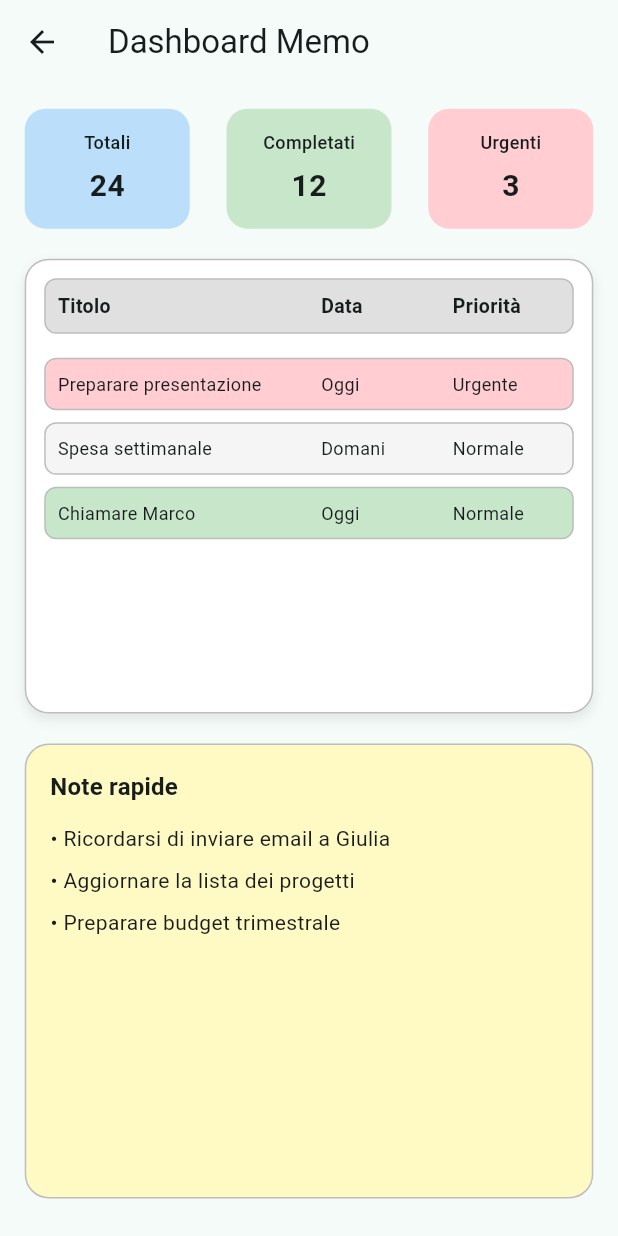
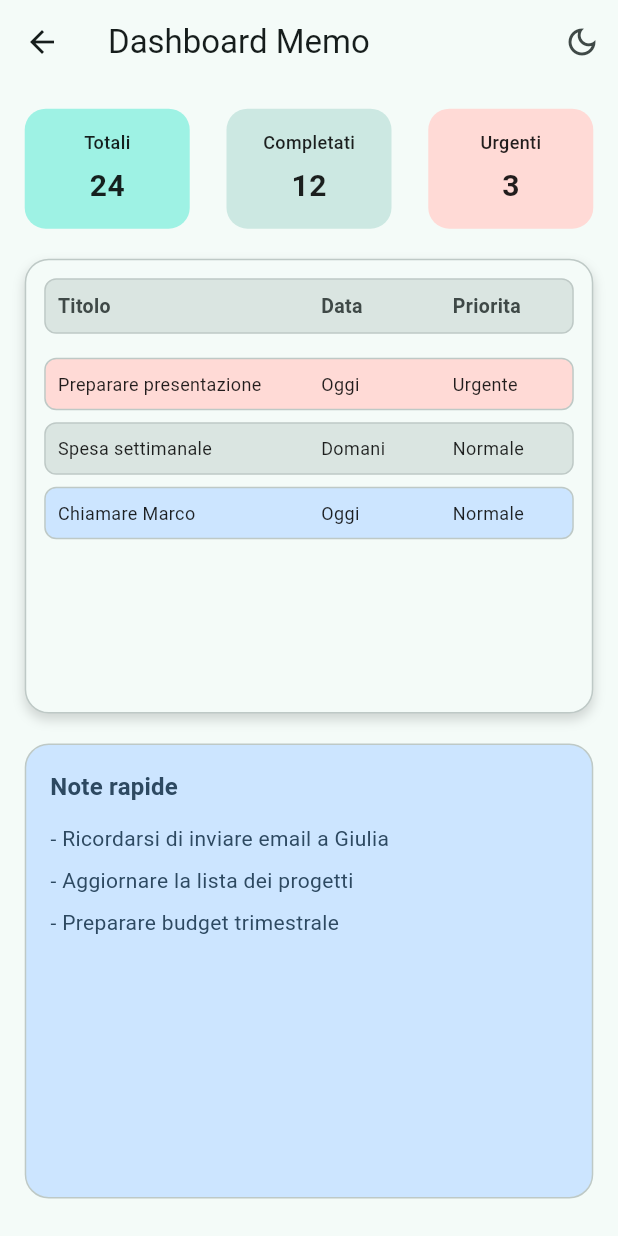
Before and after one commit to P7ngu/EsercitazioniFlutter, a Flutter app: the screen it shows after launch, after a tap on "Esercizio 3", on a phone screen of 412 x 824 dp. Run offline on Flutter 3.47's test engine with Material 3 defaults, Android fonts, the light colour scheme and no system bars.

Commit message:
Dark mode +

```diff
--- a/flutter_pj1/lib/dashboard_memo_page.dart
+++ b/flutter_pj1/lib/dashboard_memo_page.dart
@@ -1,33 +1,31 @@
 import 'package:flutter/material.dart';
+import 'theme_mode_toggle.dart';
+
+enum _RowTone { urgent, neutral, success }
+
+enum _StatType { totali, completati, urgenti }
 
 class DashboardMemoPage extends StatelessWidget {
   const DashboardMemoPage({super.key});
-
-  static const Color _totaliColor = Color(0xFFBBDEFB);
-  static const Color _completatiColor = Color(0xFFC8E6C9);
-  static const Color _urgentiColor = Color(0xFFFFCDD2);
-  static const Color _tableHeaderColor = Color(0xFFE0E0E0);
-  static const Color _tableBorderColor = Color(0xFFBDBDBD);
-  static const Color _notePanelColor = Color(0xFFFFF9C4);
 
   static const List<_MemoRow> _memoRows = [
     _MemoRow(
       title: 'Preparare presentazione',
       date: 'Oggi',
       priority: 'Urgente',
-      color: Color(0xFFFFCDD2),
+      tone: _RowTone.urgent,
     ),
     _MemoRow(
       title: 'Spesa settimanale',
       date: 'Domani',
       priority: 'Normale',
-      color: Color(0xFFF5F5F5),
+      tone: _RowTone.neutral,
     ),
     _MemoRow(
       title: 'Chiamare Marco',
       date: 'Oggi',
       priority: 'Normale',
-      color: Color(0xFFC8E6C9),
+      tone: _RowTone.success,
     ),
   ];
 
@@ -36,10 +34,14 @@ class DashboardMemoPage extends StatelessWidget {
     final Size size = MediaQuery.of(context).size;
     final EdgeInsets padding = EdgeInsets.all(size.width * 0.04);
     final bool isLandscape = size.width > size.height;
+    final ColorScheme colors = Theme.of(context).colorScheme;
 
     return Scaffold(
       appBar: AppBar(
         title: const Text('Dashboard Memo'),
+        actions: const [
+          ThemeModeToggle(),
+        ],
       ),
       body: Padding(
         padding: padding,
@@ -47,11 +49,11 @@ class DashboardMemoPage extends StatelessWidget {
           crossAxisAlignment: CrossAxisAlignment.start,
           children: [
             // Barra statistiche.
-            buildStatsRow(),
+            buildStatsRow(colors),
             const SizedBox(height: 20),
             // Contenuto principale e pannello laterale.
             Expanded(
-              child: _buildContentGrid(context, isLandscape),
+              child: _buildContentGrid(context, isLandscape, colors),
             ),
           ],
         ),
@@ -61,6 +63,8 @@ class DashboardMemoPage extends StatelessWidget {
 
   // Card statistica riutilizzabile.
   Widget statCard(String label, String value, Color bgColor) {
+    final Color textColor = _foregroundFor(bgColor);
+
     return Container(
       width: 110,
       padding: const EdgeInsets.symmetric(vertical: 14, horizontal: 12),
@@ -73,17 +77,19 @@ class DashboardMemoPage extends StatelessWidget {
         children: [
           Text(
             label,
-            style: const TextStyle(
+            style: TextStyle(
               fontSize: 12,
               fontWeight: FontWeight.w500,
+              color: textColor,
             ),
           ),
           const SizedBox(height: 6),
           Text(
             value,
-            style: const TextStyle(
+            style: TextStyle(
               fontSize: 20,
               fontWeight: FontWeight.bold,
+              color: textColor,
             ),
           ),
         ],
@@ -92,88 +98,108 @@ class DashboardMemoPage extends StatelessWidget {
   }
 
   // Riga statistiche.
-  Widget buildStatsRow() {
+  Widget buildStatsRow(ColorScheme colors) {
     return Row(
       mainAxisAlignment: MainAxisAlignment.spaceBetween,
       children: [
-        statCard('Totali', '24', _totaliColor),
-        statCard('Completati', '12', _completatiColor),
-        statCard('Urgenti', '3', _urgentiColor),
+        statCard('Totali', '24', _statColor(colors, _StatType.totali)),
+        statCard('Completati', '12', _statColor(colors, _StatType.completati)),
+        statCard('Urgenti', '3', _statColor(colors, _StatType.urgenti)),
       ],
     );
   }
 
   // Grid responsive: stacked in portrait, affiancato in landscape.
-  Widget _buildContentGrid(BuildContext context, bool isLandscape) {
+  Widget _buildContentGrid(
+    BuildContext context,
+    bool isLandscape,
+    ColorScheme colors,
+  ) {
     return GridView.count(
       crossAxisCount: isLandscape ? 2 : 1,
       crossAxisSpacing: 20,
       mainAxisSpacing: 20,
       childAspectRatio: isLandscape ? 1.6 : 1.25,
       children: [
-        _buildTableArea(context),
-        _buildSidePanel(context),
+        _buildTableArea(colors),
+        _buildSidePanel(context, colors),
       ],
     );
   }
 
   // Area tabella con dati principali.
-  Widget _buildTableArea(BuildContext context) {
+  Widget _buildTableArea(ColorScheme colors) {
     return Container(
       padding: const EdgeInsets.all(12),
       decoration: BoxDecoration(
-        color: Colors.white,
+        color: colors.surface,
         borderRadius: BorderRadius.circular(16),
-        border: Border.all(color: _tableBorderColor),
-        boxShadow: const [
+        border: Border.all(color: colors.outlineVariant),
+        boxShadow: [
           BoxShadow(
-            color: Color(0x14000000),
+            color: colors.shadow.withOpacity(0.15),
             blurRadius: 6,
-            offset: Offset(0, 4),
+            offset: const Offset(0, 4),
           ),
         ],
       ),
       child: Column(
         crossAxisAlignment: CrossAxisAlignment.start,
         children: [
-          _buildTableHeader(),
+          _buildTableHeader(colors),
           const SizedBox(height: 8),
-          for (final _MemoRow row in _memoRows) _buildTableRow(row),
+          for (final _MemoRow row in _memoRows) _buildTableRow(row, colors),
         ],
       ),
     );
   }
 
-  Widget _buildTableHeader() {
+  Widget _buildTableHeader(ColorScheme colors) {
     return Container(
       decoration: BoxDecoration(
-        color: _tableHeaderColor,
+        color: colors.surfaceVariant,
         borderRadius: BorderRadius.circular(8),
-        border: Border.all(color: _tableBorderColor),
+        border: Border.all(color: colors.outlineVariant),
       ),
       child: Row(
         children: [
-          _buildTableCell('Titolo', flex: 2, isHeader: true),
-          _buildTableCell('Data', isHeader: true),
-          _buildTableCell('Priorità', isHeader: true),
+          _buildTableCell(
+            'Titolo',
+            flex: 2,
+            isHeader: true,
+            textColor: colors.onSurfaceVariant,
+          ),
+          _buildTableCell(
+            'Data',
+            isHeader: true,
+            textColor: colors.onSurfaceVariant,
+          ),
+          _buildTableCell(
+            'Priorita',
+            isHeader: true,
+            textColor: colors.onSurfaceVariant,
+          ),
         ],
       ),
     );
   }
 
-  Widget _buildTableRow(_MemoRow row) {
+  Widget _buildTableRow(_MemoRow row, ColorScheme colors) {
+    final Color rowColor = _rowColor(colors, row.tone);
+    final Color textColor = _foregroundFor(rowColor);
+
     return Container(
       margin: const EdgeInsets.only(top: 8),
       decoration: BoxDecoration(
-        color: row.color,
+        color: rowColor,
         borderRadius: BorderRadius.circular(8),
-        border: Border.all(color: _tableBorderColor),
+        border: Border.all(color: colors.outlineVariant),
       ),
       child: Row(
         children: [
-          _buildTableCell(row.title, flex: 2),
-          _buildTableCell(row.date),
-          _buildTableCell(row.priority),
+          _buildTableCell(row.title, flex: 2, textColor: textColor),
+          _buildTableCell(row.date, textColor: textColor),
+          _buildTableCell(row.priority, textColor: textColor),
         ],
       ),
     );
@@ -183,6 +209,7 @@ class DashboardMemoPage extends StatelessWidget {
     String text, {
     int flex = 1,
     bool isHeader = false,
+    Color? textColor,
   }) {
     return Expanded(
       flex: flex,
@@ -193,6 +220,7 @@ class DashboardMemoPage extends StatelessWidget {
           style: TextStyle(
             fontSize: isHeader ? 13 : 12,
             fontWeight: isHeader ? FontWeight.w600 : FontWeight.w400,
+            color: textColor,
           ),
         ),
       ),
@@ -200,19 +228,29 @@ class DashboardMemoPage extends StatelessWidget {
   }
 
   // Pannello laterale con note rapide.
-  Widget _buildSidePanel(BuildContext context) {
-    final TextStyle? titleStyle = Theme.of(context)
+  Widget _buildSidePanel(BuildContext context, ColorScheme colors) {
+    final Color panelColor = colors.tertiaryContainer;
+    final Color panelTextColor = colors.onTertiaryContainer;
+    final TextStyle baseStyle = Theme.of(context)
+            .textTheme
+            .bodyMedium
+            ?.copyWith(color: panelTextColor) ??
+        TextStyle(color: panelTextColor);
+    final TextStyle titleStyle = Theme.of(context)
             .textTheme
             .titleMedium
-        ?.copyWith(fontWeight: FontWeight.bold);
+            ?.copyWith(fontWeight: FontWeight.bold, color: panelTextColor) ??
+        TextStyle(fontWeight: FontWeight.bold, color: panelTextColor);
 
     return Container(
       padding: const EdgeInsets.all(16),
       decoration: BoxDecoration(
-        color: _notePanelColor,
+        color: panelColor,
         borderRadius: BorderRadius.circular(16),
-        border: Border.all(color: _tableBorderColor),
+        border: Border.all(color: colors.outlineVariant),
       ),
+      child: DefaultTextStyle(
+        style: baseStyle,
         child: Column(
           crossAxisAlignment: CrossAxisAlignment.start,
           children: [
@@ -225,6 +263,7 @@ class DashboardMemoPage extends StatelessWidget {
             _buildBullet('Preparare budget trimestrale'),
           ],
         ),
+      ),
     );
   }
 
@@ -232,10 +271,38 @@ class DashboardMemoPage extends StatelessWidget {
     return Row(
       crossAxisAlignment: CrossAxisAlignment.start,
       children: [
-        const Text('• '),
+        const Text('- '),
         Expanded(child: Text(text)),
       ],
     );
+  }
+
+  Color _statColor(ColorScheme colors, _StatType type) {
+    switch (type) {
+      case _StatType.totali:
+        return colors.primaryContainer;
+      case _StatType.completati:
+        return colors.secondaryContainer;
+      case _StatType.urgenti:
+        return colors.errorContainer;
+    }
+  }
+
+  Color _rowColor(ColorScheme colors, _RowTone tone) {
+    switch (tone) {
+      case _RowTone.urgent:
+        return colors.errorContainer;
+      case _RowTone.neutral:
+        return colors.surfaceVariant;
+      case _RowTone.success:
+        return colors.tertiaryContainer;
+    }
+  }
+
+  Color _foregroundFor(Color background) {
+    return ThemeData.estimateBrightnessForColor(background) == Brightness.dark
+        ? Colors.white
+        : Colors.black87;
   }
 }
 
@@ -244,11 +311,11 @@ class _MemoRow {
     required this.title,
     required this.date,
     required this.priority,
-    required this.color,
+    required this.tone,
   });
 
   final String title;
   final String date;
   final String priority;
-  final Color color;
+  final _RowTone tone;
 }
--- a/flutter_pj1/lib/esercizio1.dart
+++ b/flutter_pj1/lib/esercizio1.dart
@@ -1,4 +1,5 @@
 import 'package:flutter/material.dart';
+import 'theme_mode_toggle.dart';
 
 class Esercizio1Page extends StatefulWidget {
   const Esercizio1Page({super.key});
@@ -16,6 +17,9 @@ class _Esercizio1PageState extends State<Esercizio1Page> {
     return Scaffold(
       appBar: AppBar(
         title: const Text('Esercizio 1'),
+        actions: const [
+          ThemeModeToggle(),
+        ],
       ),
       body: Center(
         child: Padding(
--- a/flutter_pj1/lib/esercizio2.dart
+++ b/flutter_pj1/lib/esercizio2.dart
@@ -1,6 +1,7 @@
 import 'dart:math';
 
 import 'package:flutter/material.dart';
+import 'theme_mode_toggle.dart';
 
 class UserProfile {
   const UserProfile({
@@ -115,6 +116,9 @@ class _Esercizio2PageState extends State<Esercizio2Page> {
     return Scaffold(
       appBar: AppBar(
         title: const Text('Esercizio 2'),
+        actions: const [
+          ThemeModeToggle(),
+        ],
       ),
       body: Padding(
         padding: const EdgeInsets.all(16),
--- a/flutter_pj1/lib/main.dart
+++ b/flutter_pj1/lib/main.dart
@@ -2,6 +2,7 @@ import 'package:flutter/material.dart';
 import 'esercizio1.dart';
 import 'esercizio2.dart';
 import 'dashboard_memo_page.dart';
+import 'theme_mode_toggle.dart';
 
 void main() {
   runApp(const MyApp());
@@ -12,13 +13,29 @@ class MyApp extends StatelessWidget {
 
   @override
   Widget build(BuildContext context) {
+    return ValueListenableBuilder<ThemeMode>(
+      valueListenable: themeModeNotifier,
+      builder: (context, mode, _) {
         return MaterialApp(
           title: 'Esercizi',
           theme: ThemeData(
-        colorScheme: ColorScheme.fromSeed(seedColor: Colors.teal),
+            colorScheme: ColorScheme.fromSeed(
+              seedColor: Colors.teal,
+              brightness: Brightness.light,
+            ),
             useMaterial3: true,
           ),
+          darkTheme: ThemeData(
+            colorScheme: ColorScheme.fromSeed(
+              seedColor: Colors.teal,
+              brightness: Brightness.dark,
+            ),
+            useMaterial3: true,
+          ),
+          themeMode: mode,
           home: const HomePage(),
+        );
+      },
     );
   }
 }
@@ -31,6 +48,9 @@ class HomePage extends StatelessWidget {
     return Scaffold(
       appBar: AppBar(
         title: const Text('Home'),
+        actions: const [
+          ThemeModeToggle(),
+        ],
       ),
       body: Center(
         child: Padding(
--- /dev/null
+++ b/flutter_pj1/lib/theme_mode_toggle.dart
@@ -0,0 +1,28 @@
+import 'package:flutter/material.dart';
+
+final ValueNotifier<ThemeMode> themeModeNotifier =
+    ValueNotifier<ThemeMode>(ThemeMode.system);
+
+class ThemeModeToggle extends StatelessWidget {
+  const ThemeModeToggle({super.key});
+
+  @override
+  Widget build(BuildContext context) {
+    return ValueListenableBuilder<ThemeMode>(
+      valueListenable: themeModeNotifier,
+      builder: (context, _, __) {
+        final bool isDark = Theme.of(context).brightness == Brightness.dark;
+        return IconButton(
+          tooltip: isDark ? 'Modalita luce' : 'Modalita scura',
+          icon: Icon(
+            isDark ? Icons.light_mode_outlined : Icons.dark_mode_outlined,
+          ),
+          onPressed: () {
+            themeModeNotifier.value =
+                isDark ? ThemeMode.light : ThemeMode.dark;
+          },
+        );
+      },
+    );
+  }
+}
```
Lines whose indentation alone changed are shown as unchanged.
